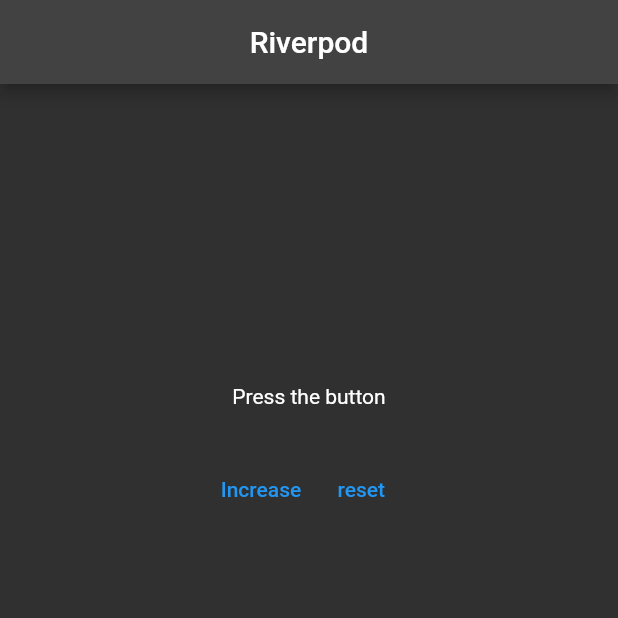
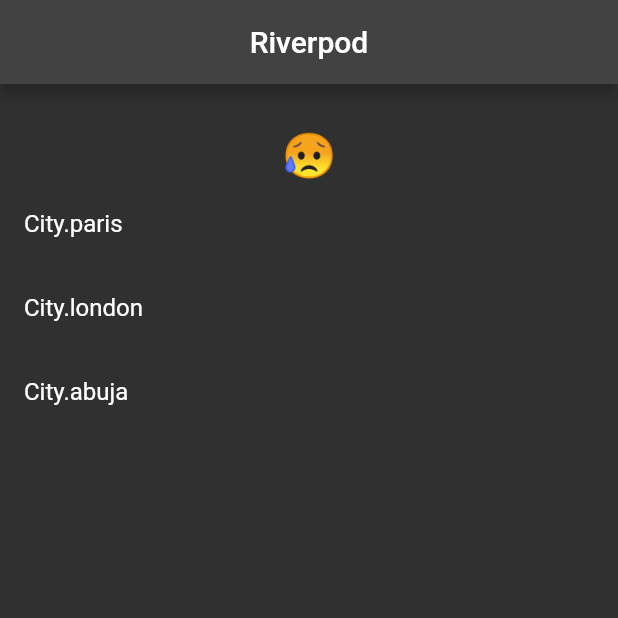
Before and after one commit to proGabby/Flutter_Riverpod_Projects, a Flutter app: the screen it shows after launch, on a phone screen of 412 x 824 dp, the top half of it. Run offline on Flutter 3.47's test engine with Material 2 defaults, Android fonts, the light colour scheme and no system bars; our stand-ins replace hooks_riverpod.

Commit message:
future-builder-example

```diff
--- a/ex_1_app/lib/main.dart
+++ b/ex_1_app/lib/main.dart
@@ -3,32 +3,50 @@
 
 void main() {
   runApp(
-    //riverpod need a providerscope at root of application
-    const ProviderScope(
-      child: HomePage(),
-    ),
+    const ProviderScope(child: HomePage()),
   );
 }
 
-//An extension method that add extra functionalities to the num class
-//It functionality is to enable us add an optional Int to an int
-//if the 1st operand is an int
-extension OptionalInfixAddition<T extends num> on T? {
-  T? operator +(T? other) {
-    final shadow = this;
-    if (shadow != null) {
-      return shadow + (other ?? 0) as T;
-    } else {
-      return null;
-    }
-  }
+enum City {
+  paris,
+  london,
+  abuja,
 }
 
-// void testIt() {
-//   final int? int1 = 1;
-//   final int? int2 = null;
-//   final result = int1 + int2;
-// }
+typedef WeatherEmoji = String;
+
+Future<WeatherEmoji> getWeather(City city) {
+  return Future.delayed(
+    const Duration(milliseconds: 800),
+    () =>
+        {
+          City.abuja: "🌧",
+          City.london: "☁",
+          City.paris: "❄",
+        }[city] ??
+        "🌞",
+    //here we unwarp and make the key the city
+  );
+}
+
+//stateProvider exposes a value that can be modified from outside
+//currentCityProvider will be changed by the UI
+final currentCityProvider = StateProvider<City?>(
+  (ref) => null,
+);
+
+//FutureProvider An async Provider that return a single value in this instance a weather Emoji
+//it return a future or the object specify in the generic
+//UI only read this
+final weatherProvider = FutureProvider<WeatherEmoji>((ref) {
+  //reads and listen to changes on the currentCityProvider
+  final fetchedcity = ref.watch(currentCityProvider);
+  if (fetchedcity != null) {
+    return getWeather(fetchedcity);
+  } else {
+    return "😥";
+  }
+});
 
 class HomePage extends StatelessWidget {
   const HomePage({Key? key}) : super(key: key);
@@ -43,91 +61,48 @@
   }
 }
 
-final CurrentDate = Provider(
-  (ref) => DateTime.now(),
-  //here provider does not observe changes
-);
-
-class Counter extends StateNotifier<int?> {
-  Counter() : super(null);
-
-  void increment() {
-    //without the extionsion function OptionalInfixAddition, it will throw an error
-    state = (state == null) ? 1 : state + 1;
-  }
-
-  void reset() {
-    state = 1;
-  }
-
-  //state is the current state of this [StateNotifier].
-  //it always available in a stateNotifier
-  int? get value => state;
-}
-
-//
-//A global stateNotifierProvider
-//Note: the Counter class doesnt neccessary need to be in same file
-//as ref with providerScope will ensure it will always be available any where
-final counterProvider = StateNotifierProvider<Counter, int?>(
-  (ref) => Counter(),
-);
-
 class MainPage extends ConsumerWidget {
   @override
   Widget build(BuildContext context, WidgetRef ref) {
-    //Note using ref.watch before the widget will make the build method run anytime there is a change of state
-    //which is performance optimistic... Hence, we use a consumer widget
-    // final counter = ref.watch(counterProvider);
+    //we watch for changes in weatherProvider and save them
+    //currentWeather returns an async value since it is gotten from a futureprovidere
+    final currentWeather = ref.watch(weatherProvider);
+
     return Scaffold(
       appBar: AppBar(
         title: const Center(child: Text("Riverpod")),
       ),
-      body: Center(
-        child: Column(
-          crossAxisAlignment: CrossAxisAlignment.center,
-          children: [
-            const SizedBox(
-              height: 200,
-            ),
-            //Note the WidgetRef of the consumer is differrent from that of the build method
-            //this ensure only the consumer widget is build not the entire screen
-            Consumer(
-                builder: (BuildContext context, WidgetRef ref, Widget? child) {
-              final counterValue = ref.watch(counterProvider);
-              final valueString = counterValue == null
-                  ? 'Press the button'
-                  : counterValue.toString();
-              return Text(valueString);
-              //Note the child of the consumer is a widget we dont want to rebuild
-            }),
+      body: Column(children: [
+        const SizedBox(
+          height: 30,
+        ),
+        //currentWeather is an async value, hence is has when property
+        //which can be use to set when the data arrives, error occur or loading
+        currentWeather.when(
+            data: (data) => Text(
+                  data,
+                  style: const TextStyle(fontSize: 30),
+                ),
+            error: (error, stackTrace) => Text(error.toString()),
+            loading: () => const Padding(
+                  padding: EdgeInsets.all(8.0),
+                  child: CircularProgressIndicator(),
+                )),
 
-            const SizedBox(
-              height: 30,
-            ),
-            Row(
-              mainAxisAlignment: MainAxisAlignment.center,
-              children: [
-                TextButton(
-                    onPressed: () {
-                      //notifier is the notifier of the stateNotifier class
-                      //it obtain the state from the stateNotifier class
-                      //Note: we cant access the counter class methods with counterProvider.notifier alone
-                      //hence we use a widgetRef to read or watch
-                      //here, we use read. read allow us to only read the current state and not the next changes
-                      ref.read(counterProvider.notifier).increment();
-                    },
-                    child: const Text("Increase")),
-                TextButton(
-                    onPressed: () {
-                      ref.read(counterProvider.notifier).reset();
-                    },
-                    child: const Text("reset")),
-              ],
-            )
-          ],
-        ),
-      ),
+        Expanded(
+            child: ListView.builder(
+          itemBuilder: (context, index) {
+            final city = City.values[index];
+            final isSelected = city == ref.watch(currentCityProvider);
+            return ListTile(
+              title: Text(city.toString()),
+              trailing: isSelected ? const Icon(Icons.check) : null,
+              onTap: () => ref.read(currentCityProvider.notifier).state = city,
+            );
+          },
+          itemCount: City.values.length,
+        ))
+      ]),
     );
   }
 }
```
Also changed, not shown: 1 other file.
